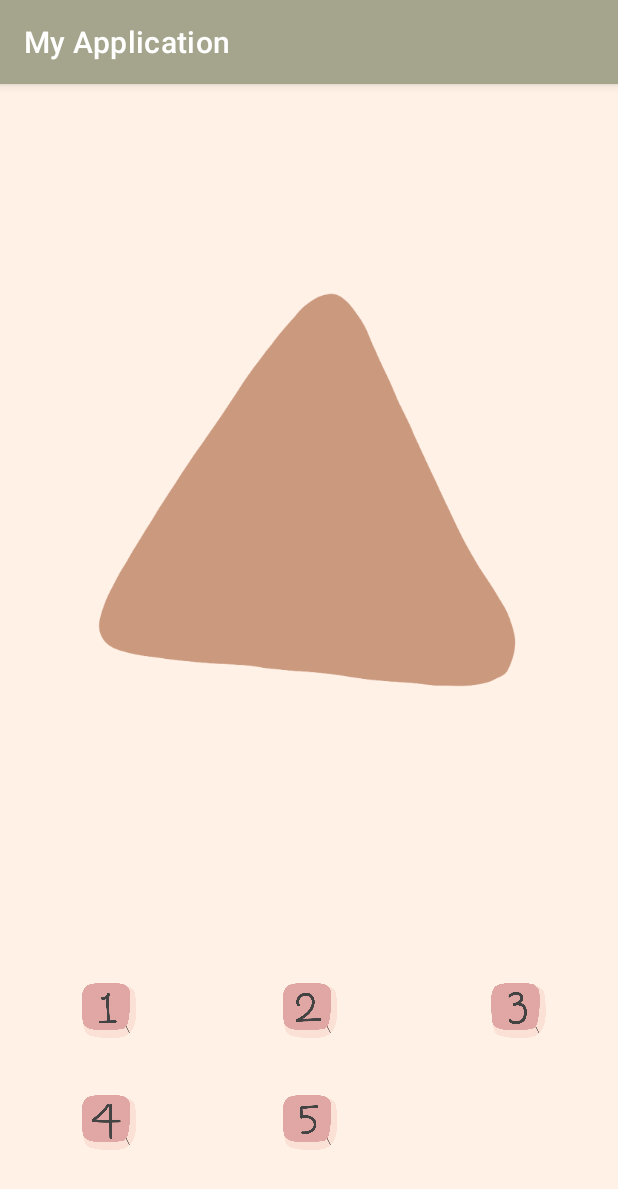
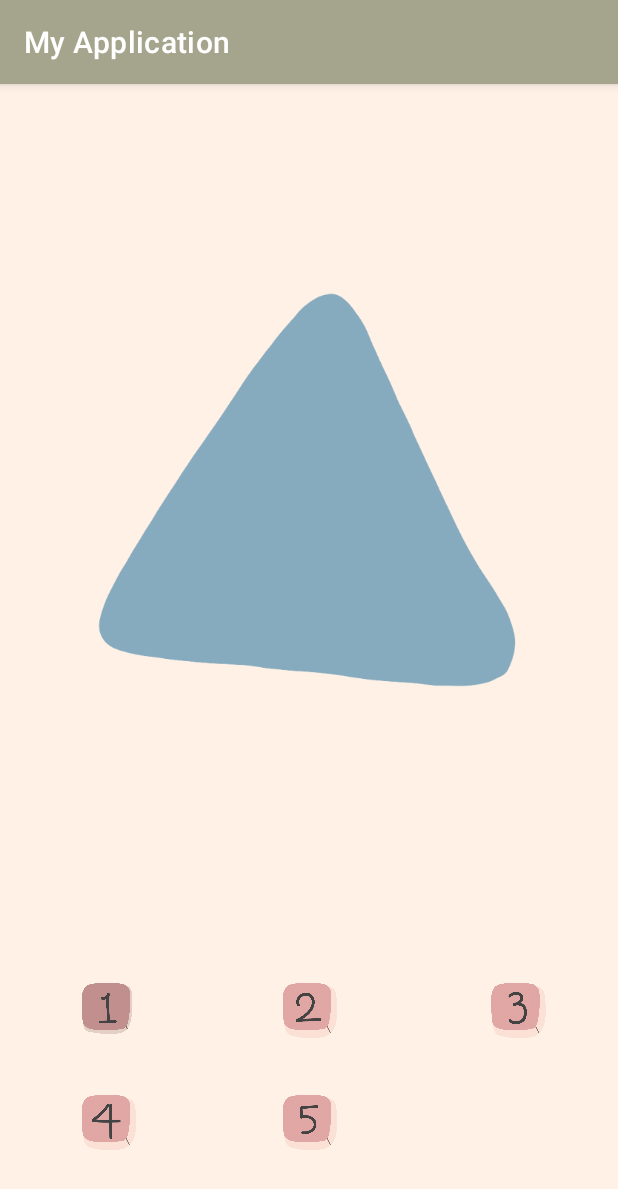
Before and after one commit to MadCampBreakAll/camp-2-frontend, an Android app: the CharacterBodySelectFragment screen opened directly, with no data from a screen before it, after a tap on an icon or button, on a phone screen of 412 x 824 dp. Shown: the top 1189 px of the screen. Run offline under Robolectric (Android 15) with nearby library versions, the phone set to English and light mode, and no system bars.

Commit message:
Select Character Body Color

```diff
--- a/app/src/main/java/com/example/myapplication/CharacterBodySelectFragment.kt
+++ b/app/src/main/java/com/example/myapplication/CharacterBodySelectFragment.kt
@@ -5,6 +5,7 @@ import androidx.fragment.app.Fragment
 import android.view.LayoutInflater
 import android.view.View
 import android.view.ViewGroup
+import android.widget.ImageButton
 import com.example.myapplication.databinding.ActivityCharacterInitBinding
 import com.example.myapplication.databinding.FragmentCharacterBodySelectBinding
 
@@ -22,12 +23,113 @@ class CharacterBodySelectFragment : Fragment() {
     ): View? {
         // Inflate the layout for this fragment
         _binding = FragmentCharacterBodySelectBinding.inflate(inflater, container, false)
-        var character_init_binding=CharacterInitActivity.character_init_binding
+        val buttons: List<ImageButton> = mutableListOf(binding.bodyColorOneBtn, binding.bodyColorTwoBtn, binding.bodyColorThreeBtn, binding.bodyColorFourBtn, binding.bodyColorFiveBtn).toList()
+        val click_img: List<Int> = mutableListOf(R.drawable.one_btn_click, R.drawable.two_btn_click, R.drawable.three_btn_click, R.drawable.four_btn_click, R.drawable.five_btn_click).toList()
+        val nonclick_img: List<Int> = mutableListOf(R.drawable.one_btn_nonclick, R.drawable.two_btn_nonclick, R.drawable.three_btn_nonclick, R.drawable.four_btn_nonclick, R.drawable.five_btn_nonclick).toList()
 
-        binding.bodyColorOneBtn.setOnClickListener{
-            character_init_binding.userCharacterInit.body.setColorFilter(resources.getColor(R.color.dark_brown))
+//        var character_init_binding=CharacterInitActivity.character_init_binding
+//
+//        binding.bodyColorOneBtn.setOnClickListener{
+//            character_init_binding.userCharacterInit.body.setColorFilter(resources.getColor(R.color.dark_brown))
+//        }
+
+        setColor(1)
+        setColor(2)
+        setColor(3)
+        setColor(4)
+        setColor(5)
+        return binding.root
+    }
+
+    fun setColor(button: Int) {
+        var character_body_binding = CharacterInitActivity.character_init_binding
+            when(button){
+                1 -> {
+                    binding.bodyColorOneBtn.setOnClickListener {
+                        character_body_binding.userCharacterInit.body.setColorFilter(resources.getColor(R.color.body_blue))
+                        clickButton(button)
+                    }
+
+                }
+                2 -> {
+                    binding.bodyColorTwoBtn.setOnClickListener {
+                        character_body_binding.userCharacterInit.body.setColorFilter(resources.getColor(R.color.body_purple))
+                        clickButton(button)
+                        }
+                }
+                3 -> {
+                    binding.bodyColorThreeBtn.setOnClickListener {
+                        character_body_binding.userCharacterInit.body.setColorFilter(
+                            resources.getColor(
+                                R.color.body_brown
+                            )
+                        )
+                        clickButton(button)
+                    }
+                }
+                4 -> {
+                    binding.bodyColorFourBtn.setOnClickListener {
+                        character_body_binding.userCharacterInit.body.setColorFilter(
+                            resources.getColor(
+                                R.color.body_pink
+                            )
+                        )
+                        clickButton(button)
+                    }
+                }
+                5 -> {
+                    binding.bodyColorFiveBtn.setOnClickListener {
+                        character_body_binding.userCharacterInit.body.setColorFilter(
+                            resources.getColor(
+                                R.color.body_green
+                            )
+                        )
+                        clickButton(button)
+                    }
+                }
+            }
+
         }
-        return binding.root
+
+    fun clickButton(button: Int) {
+        var i = 0
+        when(button) {
+            1 -> {
+                binding.bodyColorOneBtn.setImageResource(R.drawable.one_btn_click)
+                binding.bodyColorTwoBtn.setImageResource(R.drawable.two_btn_nonclick)
+                binding.bodyColorThreeBtn.setImageResource(R.drawable.three_btn_nonclick)
+                binding.bodyColorFourBtn.setImageResource(R.drawable.four_btn_nonclick)
+                binding.bodyColorFiveBtn.setImageResource(R.drawable.five_btn_nonclick)
+            }
+            2 -> {
+                binding.bodyColorTwoBtn.setImageResource(R.drawable.two_btn_click)
+                binding.bodyColorOneBtn.setImageResource(R.drawable.one_btn_nonclick)
+                binding.bodyColorThreeBtn.setImageResource(R.drawable.three_btn_nonclick)
+                binding.bodyColorFourBtn.setImageResource(R.drawable.four_btn_nonclick)
+                binding.bodyColorFiveBtn.setImageResource(R.drawable.five_btn_nonclick)
+            }
+            3 -> {
+                binding.bodyColorThreeBtn.setImageResource(R.drawable.three_btn_click)
+                binding.bodyColorTwoBtn.setImageResource(R.drawable.two_btn_nonclick)
+                binding.bodyColorOneBtn.setImageResource(R.drawable.one_btn_nonclick)
+                binding.bodyColorFourBtn.setImageResource(R.drawable.four_btn_nonclick)
+                binding.bodyColorFiveBtn.setImageResource(R.drawable.five_btn_nonclick)
+            }
+            4 -> {
+                binding.bodyColorFourBtn.setImageResource(R.drawable.four_btn_click)
+                binding.bodyColorTwoBtn.setImageResource(R.drawable.two_btn_nonclick)
+                binding.bodyColorThreeBtn.setImageResource(R.drawable.three_btn_nonclick)
+                binding.bodyColorOneBtn.setImageResource(R.drawable.one_btn_nonclick)
+                binding.bodyColorFiveBtn.setImageResource(R.drawable.five_btn_nonclick)
+            }
+            5 -> {
+                binding.bodyColorFiveBtn.setImageResource(R.drawable.five_btn_click)
+                binding.bodyColorTwoBtn.setImageResource(R.drawable.two_btn_nonclick)
+                binding.bodyColorThreeBtn.setImageResource(R.drawable.three_btn_nonclick)
+                binding.bodyColorFourBtn.setImageResource(R.drawable.four_btn_nonclick)
+                binding.bodyColorOneBtn.setImageResource(R.drawable.one_btn_nonclick)
+            }
+        }
     }
 
 
--- a/app/src/main/res/layout/fragment_character_body_select.xml
+++ b/app/src/main/res/layout/fragment_character_body_select.xml
@@ -29,7 +29,7 @@
                 app:layout_constraintRight_toLeftOf="@id/body_color_two_btn"
                 app:layout_constraintHorizontal_bias="0"
                 app:layout_constraintVertical_bias="0"
-                android:src="@drawable/one_btn_nonclick"
+                android:src="@drawable/one_btn_click"
                 android:background="@color/transparent"
                 android:scaleType="fitCenter"/>
 
```
Also changed, not shown: app/src/main/res/drawable-xxxhdpi/five_btn_click.png (added), app/src/main/res/drawable-xxxhdpi/four_btn_click.png (added), app/src/main/res/drawable-xxxhdpi/one_btn_click.png (added), app/src/main/res/drawable-xxxhdpi/three_btn_click.png (added), app/src/main/res/drawable-xxxhdpi/two_btn_click.png (added).
